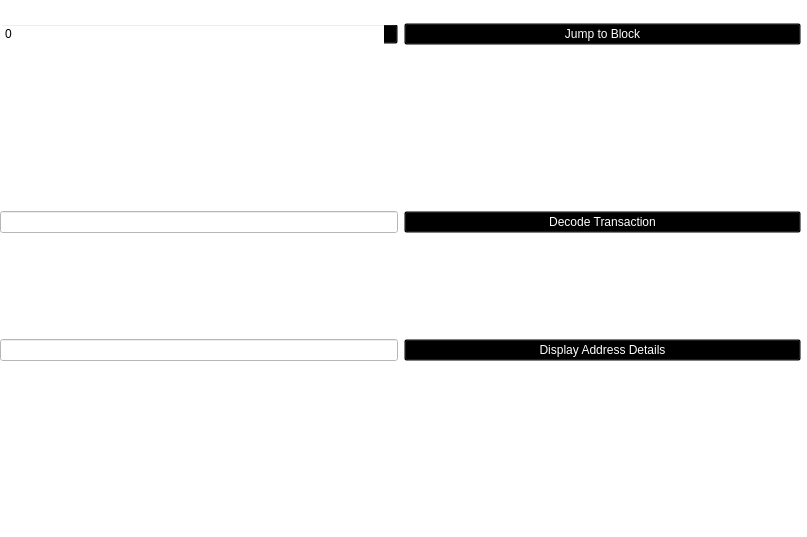
Before: the Qt Designer form src/qt/forms/blockbrowser.ui in thelonecrouton/bitcredit, drawn with Qt 5.
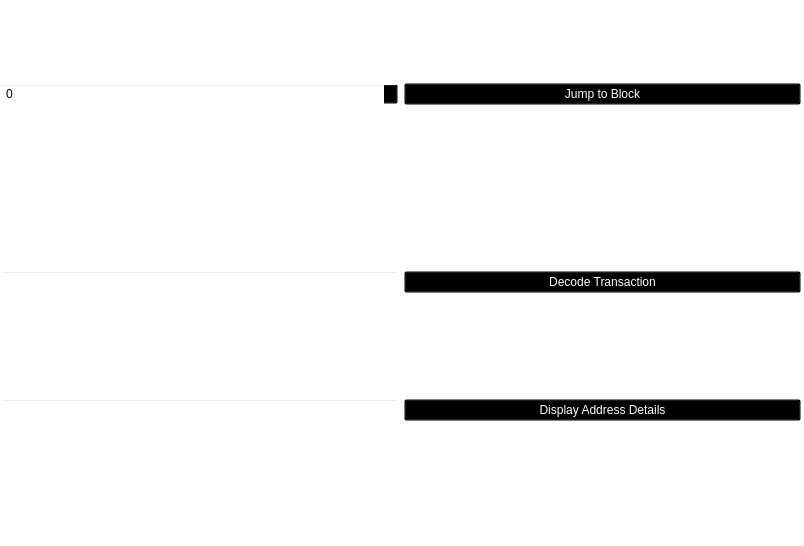
After: the same form once the commit is applied. Icons and pictures are not drawn.

Patch:
```diff
--- a/src/qt/forms/blockbrowser.ui
+++ b/src/qt/forms/blockbrowser.ui
@@ -6,8 +6,8 @@
    <rect>
     <x>0</x>
     <y>0</y>
-    <width>807</width>
-    <height>537</height>
+    <width>804</width>
+    <height>546</height>
    </rect>
   </property>
   <property name="windowTitle">
@@ -21,8 +21,8 @@
     <rect>
      <x>0</x>
      <y>0</y>
-     <width>801</width>
-     <height>531</height>
+     <width>802</width>
+     <height>541</height>
     </rect>
    </property>
    <layout class="QGridLayout" name="gridLayout_3">
@@ -191,8 +191,7 @@
          </sizepolicy>
         </property>
         <property name="styleSheet">
-         <string notr="true">background-color: rgb(255, 255, 255);
-color: rgb(0, 0, 0);</string>
+         <string notr="true">color: rgb(255, 255, 255); background: transparent;</string>
         </property>
         <property name="inputMask">
          <string comment="Transaction id" extracomment="Transaction id"/>
@@ -267,8 +266,7 @@
          </sizepolicy>
         </property>
         <property name="styleSheet">
-         <string notr="true">background-color: rgb(255, 255, 255);
-color: rgb(0, 0, 0);</string>
+         <string notr="true">color: rgb(255, 255, 255); background: transparent;</string>
         </property>
         <property name="inputMask">
          <string comment="Transaction id" extracomment="Transaction id"/>
@@ -350,7 +348,7 @@
          </font>
         </property>
         <property name="styleSheet">
-         <string notr="true">color: rgb(255, 255, 255);</string>
+         <string notr="true">color: rgb(255, 255, 255); background: transparent;</string>
         </property>
         <property name="text">
          <string>&lt;html&gt;&lt;head/&gt;&lt;body&gt;&lt;p align=&quot;center&quot;&gt;&lt;img src=&quot;:/images/blockhead&quot;/&gt;&lt;/p&gt;&lt;/body&gt;&lt;/html&gt;</string>
@@ -570,18 +568,25 @@
       </item>
      </layout>
     </item>
-    <item row="4" column="0">
-     <spacer name="verticalSpacer">
-      <property name="orientation">
-       <enum>Qt::Vertical</enum>
+    <item row="0" column="0">
+     <widget class="QFrame" name="verticalFrame">
+      <property name="minimumSize">
+       <size>
+        <width>800</width>
+        <height>44</height>
+       </size>
       </property>
-      <property name="sizeHint" stdset="0">
+      <property name="maximumSize">
        <size>
-        <width>20</width>
-        <height>40</height>
+        <width>800</width>
+        <height>44</height>
        </size>
       </property>
-     </spacer>
+      <property name="styleSheet">
+       <string notr="true">background:transparent;sss</string>
+      </property>
+      <layout class="QVBoxLayout" name="verticalLayout_10"/>
+     </widget>
     </item>
    </layout>
   </widget>
```
